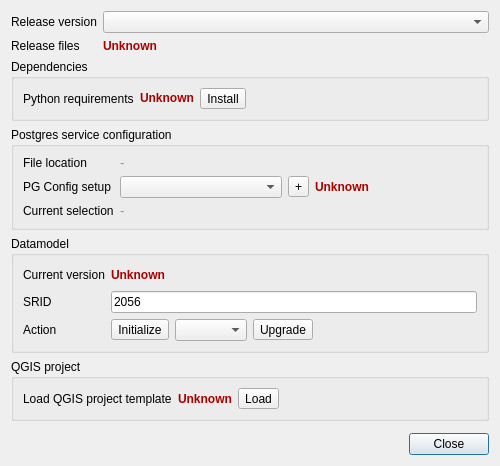
Above: qgepplugin/ui/qgepdatamodeldialog.ui from QGEP/qgepplugin before the change. Below: the same form after it.
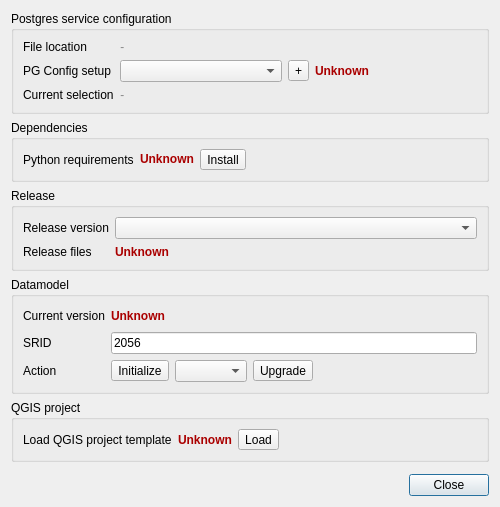
That is the form after the change.

Commit message:
Reorganized datamodel tool UI
Reorganized datamodel tool UI

```diff
--- a/qgepplugin/ui/qgepdatamodeldialog.ui
+++ b/qgepplugin/ui/qgepdatamodeldialog.ui
@@ -7,78 +7,37 @@
     <x>0</x>
     <y>0</y>
     <width>500</width>
-    <height>388</height>
+    <height>476</height>
    </rect>
   </property>
   <property name="windowTitle">
    <string>Datamodel tool</string>
   </property>
   <layout class="QFormLayout" name="formLayout_5">
-   <item row="0" column="0">
-    <widget class="QLabel" name="label_4">
-     <property name="text">
-      <string>Release version</string>
+   <item row="8" column="0" colspan="2">
+    <widget class="QDialogButtonBox" name="mBtnBoxOkCancel">
+     <property name="orientation">
+      <enum>Qt::Horizontal</enum>
      </property>
+     <property name="standardButtons">
+      <set>QDialogButtonBox::Close</set>
+     </property>
     </widget>
    </item>
-   <item row="0" column="1">
-    <widget class="QComboBox" name="releaseVersionComboBox"/>
-   </item>
-   <item row="2" column="0" colspan="2">
-    <widget class="QGroupBox" name="groupBox">
-     <property name="title">
-      <string>Dependencies</string>
+   <item row="7" column="0" colspan="2">
+    <spacer name="verticalSpacer">
+     <property name="orientation">
+      <enum>Qt::Vertical</enum>
      </property>
-     <layout class="QFormLayout" name="formLayout">
-      <item row="0" column="1">
-       <layout class="QHBoxLayout" name="horizontalLayout_4">
-        <item>
-         <widget class="QLabel" name="pythonCheckLabel">
-          <property name="styleSheet">
-           <string notr="true">color: rgb(170, 0, 0);
-font-weight: bold;</string>
-          </property>
-          <property name="text">
-           <string>Unknown</string>
-          </property>
-          <property name="textInteractionFlags">
-           <set>Qt::LinksAccessibleByMouse|Qt::TextSelectableByKeyboard|Qt::TextSelectableByMouse</set>
-          </property>
-         </widget>
-        </item>
-        <item>
-         <widget class="QToolButton" name="installDepsButton">
-          <property name="text">
-           <string>Install</string>
-          </property>
-         </widget>
-        </item>
-        <item>
-         <spacer name="horizontalSpacer_3">
-          <property name="orientation">
-           <enum>Qt::Horizontal</enum>
-          </property>
-          <property name="sizeHint" stdset="0">
-           <size>
-            <width>40</width>
-            <height>20</height>
-           </size>
-          </property>
-         </spacer>
-        </item>
-       </layout>
-      </item>
-      <item row="0" column="0">
-       <widget class="QLabel" name="label_11">
-        <property name="text">
-         <string>Python requirements</string>
-        </property>
-       </widget>
-      </item>
-     </layout>
-    </widget>
+     <property name="sizeHint" stdset="0">
+      <size>
+       <width>20</width>
+       <height>40</height>
+      </size>
+     </property>
+    </spacer>
    </item>
-   <item row="3" column="0" colspan="2">
+   <item row="0" column="0" colspan="2">
     <widget class="QGroupBox" name="groupBox_2">
      <property name="title">
       <string>Postgres service configuration</string>
@@ -156,7 +115,101 @@
      </layout>
     </widget>
    </item>
-   <item row="4" column="0" colspan="2">
+   <item row="1" column="0" colspan="2">
+    <widget class="QGroupBox" name="groupBox">
+     <property name="title">
+      <string>Dependencies</string>
+     </property>
+     <layout class="QFormLayout" name="formLayout">
+      <item row="0" column="1">
+       <layout class="QHBoxLayout" name="horizontalLayout_4">
+        <item>
+         <widget class="QLabel" name="pythonCheckLabel">
+          <property name="styleSheet">
+           <string notr="true">color: rgb(170, 0, 0);
+font-weight: bold;</string>
+          </property>
+          <property name="text">
+           <string>Unknown</string>
+          </property>
+          <property name="textInteractionFlags">
+           <set>Qt::LinksAccessibleByMouse|Qt::TextSelectableByKeyboard|Qt::TextSelectableByMouse</set>
+          </property>
+         </widget>
+        </item>
+        <item>
+         <widget class="QToolButton" name="installDepsButton">
+          <property name="text">
+           <string>Install</string>
+          </property>
+         </widget>
+        </item>
+        <item>
+         <spacer name="horizontalSpacer_3">
+          <property name="orientation">
+           <enum>Qt::Horizontal</enum>
+          </property>
+          <property name="sizeHint" stdset="0">
+           <size>
+            <width>40</width>
+            <height>20</height>
+           </size>
+          </property>
+         </spacer>
+        </item>
+       </layout>
+      </item>
+      <item row="0" column="0">
+       <widget class="QLabel" name="label_11">
+        <property name="text">
+         <string>Python requirements</string>
+        </property>
+       </widget>
+      </item>
+     </layout>
+    </widget>
+   </item>
+   <item row="2" column="0" colspan="2">
+    <widget class="QGroupBox" name="groupBox_5">
+     <property name="title">
+      <string>Release</string>
+     </property>
+     <layout class="QFormLayout" name="formLayout_6">
+      <item row="0" column="0">
+       <widget class="QLabel" name="label_4">
+        <property name="text">
+         <string>Release version</string>
+        </property>
+       </widget>
+      </item>
+      <item row="0" column="1">
+       <widget class="QComboBox" name="releaseVersionComboBox"/>
+      </item>
+      <item row="1" column="0">
+       <widget class="QLabel" name="label_2">
+        <property name="text">
+         <string>Release files</string>
+        </property>
+       </widget>
+      </item>
+      <item row="1" column="1">
+       <widget class="QLabel" name="releaseCheckLabel">
+        <property name="styleSheet">
+         <string notr="true">color: rgb(170, 0, 0);
+font-weight: bold;</string>
+        </property>
+        <property name="text">
+         <string>Unknown</string>
+        </property>
+        <property name="textInteractionFlags">
+         <set>Qt::LinksAccessibleByMouse|Qt::TextSelectableByKeyboard|Qt::TextSelectableByMouse</set>
+        </property>
+       </widget>
+      </item>
+     </layout>
+    </widget>
+   </item>
+   <item row="3" column="0" colspan="2">
     <widget class="QGroupBox" name="groupBox_4">
      <property name="title">
       <string>Datamodel</string>
@@ -255,7 +308,7 @@
      </layout>
     </widget>
    </item>
-   <item row="5" column="0" colspan="2">
+   <item row="4" column="0" colspan="2">
     <widget class="QGroupBox" name="groupBox_3">
      <property name="title">
       <string>QGIS project</string>
@@ -306,50 +359,6 @@
      </layout>
     </widget>
    </item>
-   <item row="7" column="0" colspan="2">
-    <widget class="QDialogButtonBox" name="mBtnBoxOkCancel">
-     <property name="orientation">
-      <enum>Qt::Horizontal</enum>
-     </property>
-     <property name="standardButtons">
-      <set>QDialogButtonBox::Close</set>
-     </property>
-    </widget>
-   </item>
-   <item row="6" column="0" colspan="2">
-    <spacer name="verticalSpacer">
-     <property name="orientation">
-      <enum>Qt::Vertical</enum>
-     </property>
-     <property name="sizeHint" stdset="0">
-      <size>
-       <width>20</width>
-       <height>40</height>
-      </size>
-     </property>
-    </spacer>
-   </item>
-   <item row="1" column="0">
-    <widget class="QLabel" name="label_2">
-     <property name="text">
-      <string>Release files</string>
-     </property>
-    </widget>
-   </item>
-   <item row="1" column="1">
-    <widget class="QLabel" name="releaseCheckLabel">
-     <property name="styleSheet">
-      <string notr="true">color: rgb(170, 0, 0);
-font-weight: bold;</string>
-     </property>
-     <property name="text">
-      <string>Unknown</string>
-     </property>
-     <property name="textInteractionFlags">
-      <set>Qt::LinksAccessibleByMouse|Qt::TextSelectableByKeyboard|Qt::TextSelectableByMouse</set>
-     </property>
-    </widget>
-   </item>
   </layout>
  </widget>
  <resources/>
```
